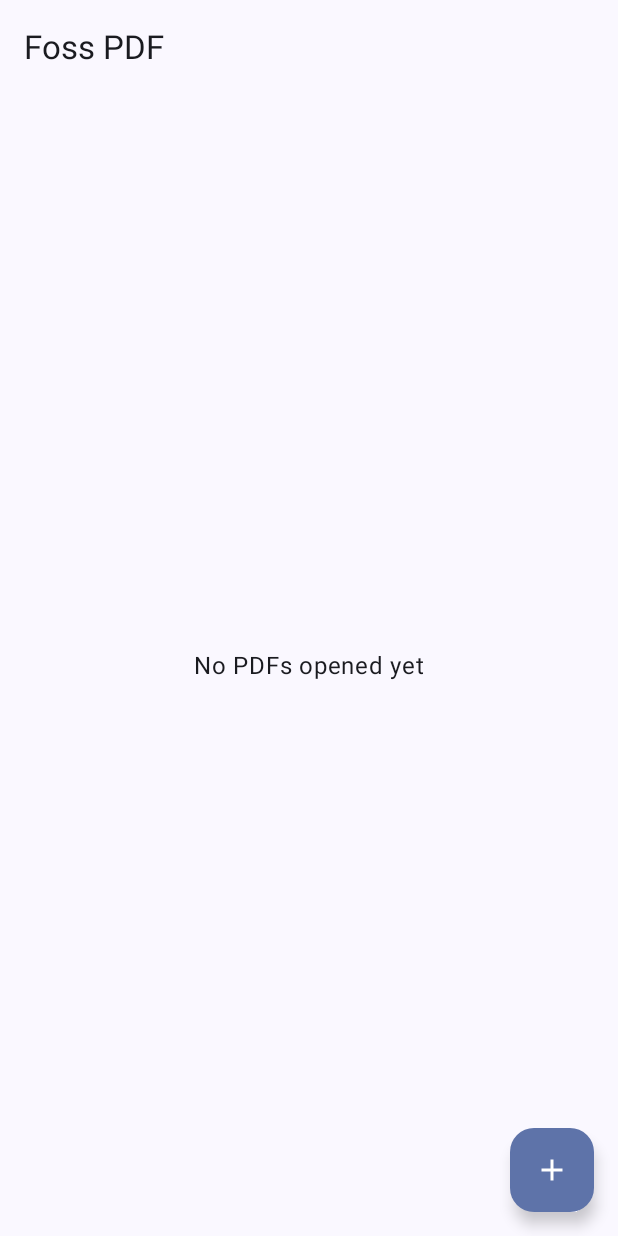
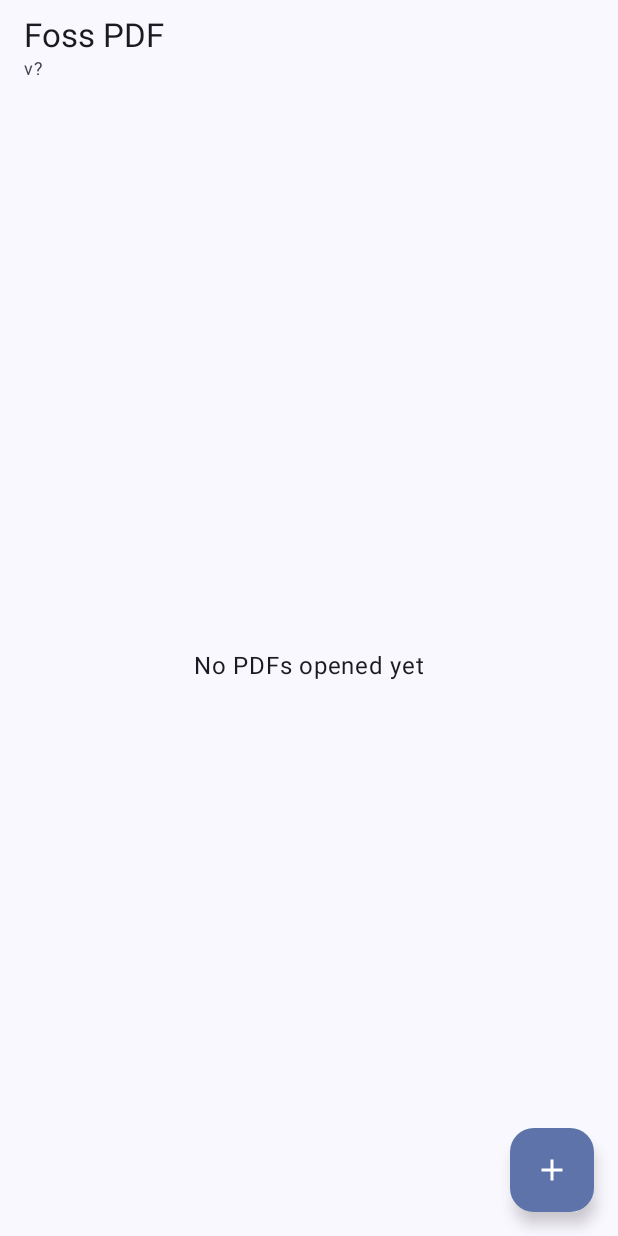
Before and after one commit to Momro/Foss-PDF, an Android app built with Jetpack Compose: the screen it shows after launch (MainActivity), on a phone screen of 412 x 824 dp. Run offline under Robolectric (Android 15) with nearby library versions, the phone set to English and light mode, and no system bars; libraries missing offline, so code that uses them is left out: com.tom_roush.pdfbox; 1 statement that could not run was skipped.

Commit message:
fix: version display in app, robust text extraction, no-text hint (v0.1.6)
- HomeScreen top bar shows v<versionName> (PackageManager) so it is visible which build is installed.
- PdfTextLayer: fall back to TextPosition.fontSize when heightDir/widthDirAdj are 0
  (fontSize 0 would make the transparent text layer invisible/unhittable).
- Selection mode: ZoomablePage shows a hint on the page when no text was extracted
  (no_text_on_page), passed via PageItem(selectionMode).
- versionName 0.1.6 / versionCode 6; README + wiki draft updated.

Co-authored-by: Momro <Momro@users.noreply.github.com>

```diff
--- a/app/build.gradle.kts
+++ b/app/build.gradle.kts
@@ -12,8 +12,8 @@ android {
         applicationId = "dev.momro.fosspdf"
         minSdk = 26
         targetSdk = 35
-        versionCode = 5
-        versionName = "0.1.5"
+        versionCode = 6
+        versionName = "0.1.6"
     }
 
     signingConfigs {
--- a/app/src/main/java/dev/momro/fosspdf/pdf/PdfTextLayer.kt
+++ b/app/src/main/java/dev/momro/fosspdf/pdf/PdfTextLayer.kt
@@ -35,8 +35,8 @@ private class SpanStripper : PDFTextStripper() {
                     text = tp.unicode,
                     x = tp.xDirAdj,
                     y = tp.yDirAdj,
-                    width = tp.widthDirAdj,
-                    height = tp.heightDir,
+                    width = tp.widthDirAdj.takeIf { it > 0f } ?: 1f,
+                    height = tp.heightDir.takeIf { it > 0f } ?: tp.fontSize.coerceAtLeast(1f),
                 )
             )
         }
--- a/app/src/main/java/dev/momro/fosspdf/ui/home/HomeScreen.kt
+++ b/app/src/main/java/dev/momro/fosspdf/ui/home/HomeScreen.kt
@@ -43,6 +43,14 @@ fun HomeScreen(onOpenPdf: (Uri) -> Unit) {
     val context = LocalContext.current
     val recents = remember { RecentRepository(context.applicationContext) }
     val recentList by recents.recents.collectAsState(initial = emptyList())
+    val versionName = remember {
+        try {
+            @Suppress("DEPRECATION")
+            context.packageManager.getPackageInfo(context.packageName, 0).versionName ?: "?"
+        } catch (_: Exception) {
+            "?"
+        }
+    }
 
     val picker = rememberLauncherForActivityResult(ActivityResultContracts.OpenDocument()) { uri ->
         if (uri != null) {
@@ -59,7 +67,18 @@ fun HomeScreen(onOpenPdf: (Uri) -> Unit) {
 
     Scaffold(
         topBar = {
-            TopAppBar(title = { Text(stringResource(R.string.app_name)) })
+            TopAppBar(
+                title = {
+                    Column {
+                        Text(stringResource(R.string.app_name))
+                        Text(
+                            text = "v$versionName",
+                            style = MaterialTheme.typography.bodySmall,
+                            color = MaterialTheme.colorScheme.onSurfaceVariant,
+                        )
+                    }
+                },
+            )
         },
         floatingActionButton = {
             FloatingActionButton(
--- a/app/src/main/java/dev/momro/fosspdf/ui/viewer/PdfViewerScreen.kt
+++ b/app/src/main/java/dev/momro/fosspdf/ui/viewer/PdfViewerScreen.kt
@@ -249,6 +249,7 @@ fun PdfViewerScreen(
                         PageItem(
                             vm = vm,
                             page = currentPage,
+                            selectionMode = true,
                             onSingleTap = { chromeVisible = !chromeVisible },
                         )
                     }
@@ -257,6 +258,7 @@ fun PdfViewerScreen(
                         PageItem(
                             vm = vm,
                             page = page,
+                            selectionMode = false,
                             onSingleTap = { chromeVisible = !chromeVisible },
                         )
                     }
@@ -291,6 +293,7 @@ fun PdfViewerScreen(
 private fun PageItem(
     vm: PdfViewerViewModel,
     page: Int,
+    selectionMode: Boolean,
     onSingleTap: () -> Unit,
 ) {
     BoxWithConstraints(modifier = Modifier.fillMaxSize()) {
@@ -322,6 +325,7 @@ private fun PageItem(
             pageWidth = pageSize.first,
             pageHeight = pageSize.second,
             errorDetail = if (failed) vm.lastRenderError else "",
+            noTextHint = selectionMode,
             onSingleTap = onSingleTap,
         )
     }
--- a/app/src/main/res/values/strings.xml
+++ b/app/src/main/res/values/strings.xml
@@ -25,4 +25,5 @@
     <string name="error_picker">File picker is not available</string>
     <string name="select_text">Select text</string>
     <string name="select_text_hint">Long-press on the page to mark text, then copy</string>
+    <string name="no_text_on_page">No selectable text on this page</string>
 </resources>
```
Also changed, not shown: app/src/main/java/dev/momro/fosspdf/ui/viewer/ZoomablePage.kt (+10 -0 lines), 3 other files.
